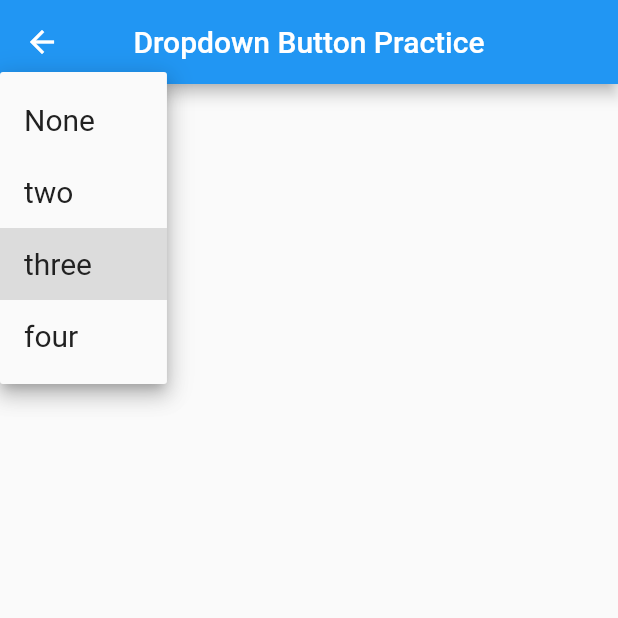
After one commit to momin-mostafa/Smuct-Payment-Calculator, a Flutter app: the DropDownButtonClass screen opened directly, after a tap on "three", on a phone screen of 412 x 824 dp, the top half of it. The commit adds this screen. Run offline on Flutter 3.47's test engine with Material 2 defaults, Android fonts, the phone set to English and light mode, and no system bars.

Commit message:
Upadate for Tanvir

```diff
--- /dev/null
+++ b/payment_calc_smuct/lib/drop_down_menu.dart
@@ -0,0 +1,46 @@
+import 'package:flutter/material.dart';
+
+class DropDownButtonClass extends StatefulWidget {
+  const DropDownButtonClass({Key? key}) : super(key: key);
+
+  @override
+  _DropDownButtonClassState createState() => _DropDownButtonClassState();
+}
+
+class _DropDownButtonClassState extends State<DropDownButtonClass> {
+  String dropdownValue = 'three'; // default value of the menu
+  List<String> dropdownItem = ['None', 'two', 'three', 'four'];
+
+  @override
+  Widget build(BuildContext context) {
+    return Scaffold(
+      appBar: AppBar(
+        title: const Text('Dropdown Button Practice'),
+        centerTitle: true,
+      ),
+      body: DropdownButtonHideUnderline(
+        child: DropdownButton<String>(
+          value: dropdownValue, //setting default value
+          items: dropdownItem.map((value) {
+            // mapping all the elements in dropdown items.
+            return DropdownMenuItem<String>(
+              value: value,
+              child: Text(
+                value,
+                style: TextStyle(
+                  color: Colors.grey[900],
+                  fontSize: 20,
+                ),
+              ),
+            );
+          }).toList(),
+          onChanged: (value) {
+            setState(() {
+              dropdownValue = value!;
+            });
+          },
+        ),
+      ),
+    );
+  }
+}
--- a/payment_calc_smuct/lib/main.dart
+++ b/payment_calc_smuct/lib/main.dart
@@ -1,5 +1,6 @@
 import 'package:flutter/material.dart';
 import 'ui.dart';
+// import 'drop_down_menu.dart';
 
 void main() {
   runApp(const HomeWrapper());
```
Also changed, not shown: payment_calc_smuct/lib/ui.dart (+9 -9 lines), payment_calc_smuct/lib/widgets/custom_card.dart (renamed from payment_calc_smuct/lib/widgets/customCard.dart, +7 -7 lines).
